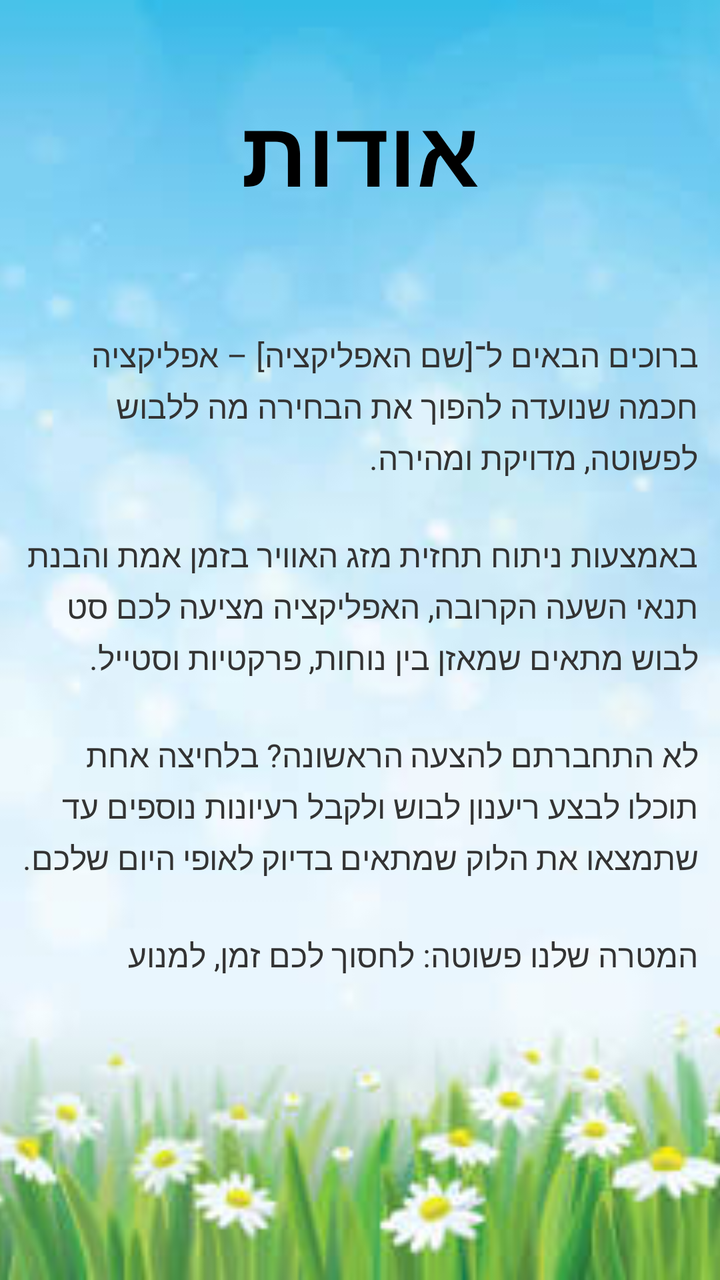
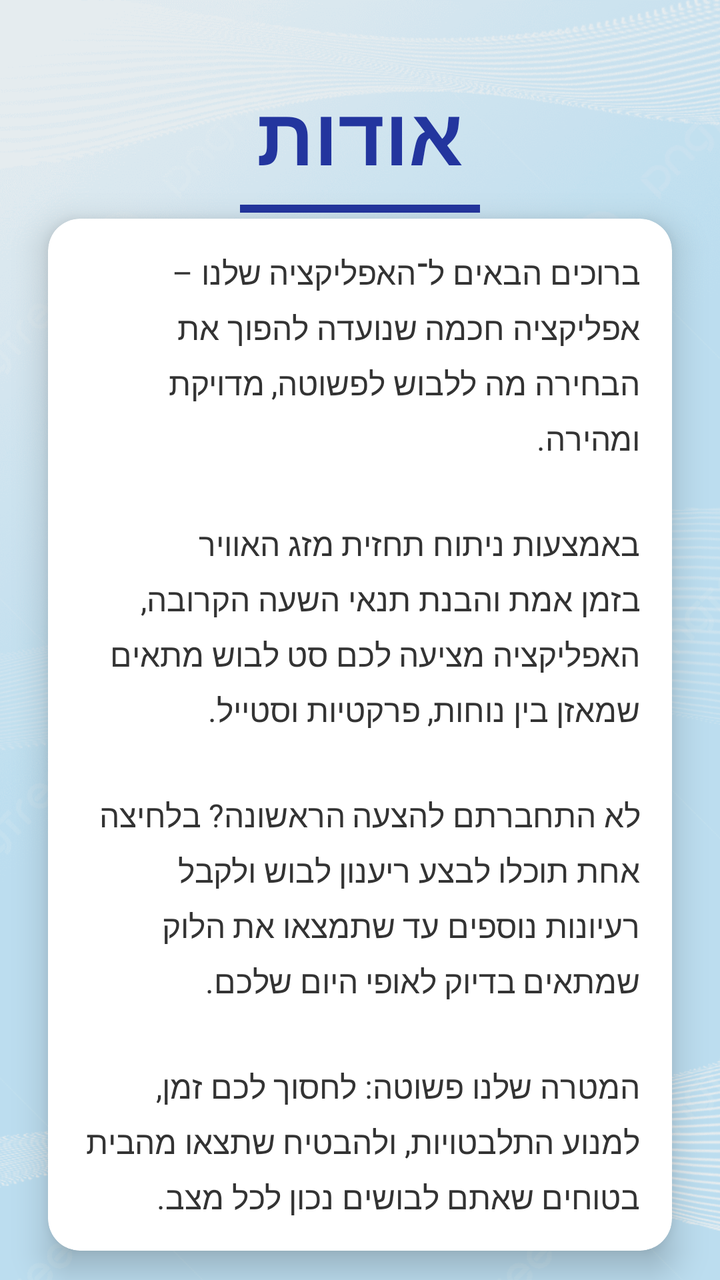

The first picture is an Android layout as it rendered before a commit; the second is the same layout after the commit. The layout source and the unified diff follow.
<!-- AndroidManifest.xml: application theme Theme.ProjectX -->
<!-- res/layout/activity_odotp.xml -->
<?xml version="1.0" encoding="utf-8"?>
<androidx.constraintlayout.widget.ConstraintLayout xmlns:android="http://schemas.android.com/apk/res/android"
    xmlns:app="http://schemas.android.com/apk/res-auto"
    xmlns:tools="http://schemas.android.com/tools"
    android:id="@+id/main"
    android:layout_width="match_parent"
    android:layout_height="match_parent"

    tools:context=".Odotp">

    <ImageView
        android:id="@+id/backgroundImage"
        android:layout_width="0dp"
        android:layout_height="0dp"
        android:scaleType="centerCrop"
        android:adjustViewBounds="true"
        android:src="@drawable/back5"
        android:clickable="false"
        android:focusable="false"
        app:layout_constraintTop_toTopOf="parent"
        app:layout_constraintBottom_toBottomOf="parent"
        app:layout_constraintStart_toStartOf="parent"
        app:layout_constraintEnd_toEndOf="parent" />


    <TextView
        android:id="@+id/titleAbout"
        android:layout_width="wrap_content"
        android:layout_height="wrap_content"
        android:layout_marginTop="44dp"
        android:gravity="center"
        android:text="אודות"
        android:textColor="#000000"
        android:textSize="46sp"
        android:textStyle="bold"
        app:layout_constraintEnd_toEndOf="parent"
        app:layout_constraintStart_toStartOf="parent"
         app:layout_constraintTop_toTopOf="parent" />

    <TextView
        android:id="@+id/aboutText"
        android:layout_width="338dp"
        android:layout_height="321dp"
        android:layout_marginTop="60dp"
        android:lineSpacingExtra="4dp"
        android:text="ברוכים הבאים ל־[שם האפליקציה] – אפליקציה חכמה שנועדה להפוך את הבחירה מה ללבוש לפשוטה, מדויקת ומהירה.\n\nבאמצעות ניתוח תחזית מזג האוויר בזמן אמת והבנת תנאי השעה הקרובה, האפליקציה מציעה לכם סט לבוש מתאים שמאזן בין נוחות, פרקטיות וסטייל.\n\nלא התחברתם להצעה הראשונה? בלחיצה אחת תוכלו לבצע ריענון לבוש ולקבל רעיונות נוספים עד שתמצאו את הלוק שמתאים בדיוק לאופי היום שלכם.\n\nהמטרה שלנו פשוטה: לחסוך לכם זמן, למנוע התלבטויות, ולהבטיח שתצאו מהבית בטוחים שאתם לבושים נכון לכל מצב."
        android:textColor="#333333"
        android:textSize="16sp"
        app:layout_constraintEnd_toEndOf="parent"
        app:layout_constraintHorizontal_bias="0.493"
        app:layout_constraintStart_toStartOf="parent"
        app:layout_constraintTop_toBottomOf="@+id/titleAbout" />

</androidx.constraintlayout.widget.ConstraintLayout>
<!-- resources referenced by this layout -->
<resources>
  <!-- drawable back5: jpg bitmap (drawable, 24611 bytes) -->
  <style name="Theme.ProjectX" parent="Base.Theme.ProjectX" />
  <style name="Base.Theme.ProjectX" parent="Theme.Material3.DayNight.NoActionBar">
          
          
      </style>
</resources>

<!-- the commit's change to res/layout/activity_odotp.xml (unified diff, before → after) -->
@@ -1,54 +1,80 @@
 <?xml version="1.0" encoding="utf-8"?>
-<androidx.constraintlayout.widget.ConstraintLayout xmlns:android="http://schemas.android.com/apk/res/android"
+<androidx.constraintlayout.widget.ConstraintLayout
+    xmlns:android="http://schemas.android.com/apk/res/android"
     xmlns:app="http://schemas.android.com/apk/res-auto"
-    xmlns:tools="http://schemas.android.com/tools"
     android:id="@+id/main"
     android:layout_width="match_parent"
-    android:layout_height="match_parent"
+    android:layout_height="match_parent">
 
-    tools:context=".Odotp">
-
+    
     <ImageView
         android:id="@+id/backgroundImage"
         android:layout_width="0dp"
         android:layout_height="0dp"
+        android:src="@drawable/back6"
         android:scaleType="centerCrop"
-        android:adjustViewBounds="true"
-        android:src="@drawable/back5"
-        android:clickable="false"
-        android:focusable="false"
         app:layout_constraintTop_toTopOf="parent"
         app:layout_constraintBottom_toBottomOf="parent"
         app:layout_constraintStart_toStartOf="parent"
-        app:layout_constraintEnd_toEndOf="parent" />
+        app:layout_constraintEnd_toEndOf="parent"/>
 
+    
+    <View
+        android:layout_width="0dp"
+        android:layout_height="0dp"
+        android:background="#10000000"
+        app:layout_constraintTop_toTopOf="parent"
+        app:layout_constraintBottom_toBottomOf="parent"
+        app:layout_constraintStart_toStartOf="parent"
+        app:layout_constraintEnd_toEndOf="parent"/>
 
+    
     <TextView
         android:id="@+id/titleAbout"
         android:layout_width="wrap_content"
         android:layout_height="wrap_content"
-        android:layout_marginTop="44dp"
-        android:gravity="center"
         android:text="אודות"
-        android:textColor="#000000"
-        android:textSize="46sp"
+        android:textSize="40sp"
         android:textStyle="bold"
+        android:textColor="#23359E"
+        app:layout_constraintTop_toTopOf="parent"
+        app:layout_constraintStart_toStartOf="parent"
         app:layout_constraintEnd_toEndOf="parent"
+        android:layout_marginTop="40dp"/>
+
+    
+    <View
+        android:layout_width="120dp"
+        android:layout_height="4dp"
+        android:background="#23359E"
+        app:layout_constraintTop_toBottomOf="@id/titleAbout"
         app:layout_constraintStart_toStartOf="parent"
-         app:layout_constraintTop_toTopOf="parent" />
+        app:layout_constraintEnd_toEndOf="parent"
+        android:layout_marginTop="8dp"/>
 
-    <TextView
-        android:id="@+id/aboutText"
-        android:layout_width="338dp"
-        android:layout_height="321dp"
-        android:layout_marginTop="60dp"
-        android:lineSpacingExtra="4dp"
-        android:text="ברוכים הבאים ל־[שם האפליקציה] – אפליקציה חכמה שנועדה להפוך את הבחירה מה ללבוש לפשוטה, מדויקת ומהירה.\n\nבאמצעות ניתוח תחזית מזג האוויר בזמן אמת והבנת תנאי השעה הקרובה, האפליקציה מציעה לכם סט לבוש מתאים שמאזן בין נוחות, פרקטיות וסטייל.\n\nלא התחברתם להצעה הראשונה? בלחיצה אחת תוכלו לבצע ריענון לבוש ולקבל רעיונות נוספים עד שתמצאו את הלוק שמתאים בדיוק לאופי היום שלכם.\n\nהמטרה שלנו פשוטה: לחסוך לכם זמן, למנוע התלבטויות, ולהבטיח שתצאו מהבית בטוחים שאתם לבושים נכון לכל מצב."
-        android:textColor="#333333"
-        android:textSize="16sp"
-        app:layout_constraintEnd_toEndOf="parent"
-        app:layout_constraintHorizontal_bias="0.493"
+    
+    <androidx.cardview.widget.CardView
+        android:id="@+id/cardAbout"
+        android:layout_width="0dp"
+        android:layout_height="wrap_content"
+        android:layout_margin="24dp"
+        app:cardCornerRadius="16dp"
+        app:cardElevation="10dp"
+        app:cardBackgroundColor="#FFFFFF"
+        app:layout_constraintTop_toBottomOf="@id/titleAbout"
+        app:layout_constraintBottom_toBottomOf="parent"
         app:layout_constraintStart_toStartOf="parent"
-        app:layout_constraintTop_toBottomOf="@+id/titleAbout" />
+        app:layout_constraintEnd_toEndOf="parent">
+
+        <TextView
+            android:id="@+id/aboutText"
+            android:layout_width="match_parent"
+            android:layout_height="wrap_content"
+            android:padding="16dp"
+            android:text="ברוכים הבאים ל־האפליקציה שלנו – אפליקציה חכמה שנועדה להפוך את הבחירה מה ללבוש לפשוטה, מדויקת ומהירה.\n\nבאמצעות ניתוח תחזית מזג האוויר בזמן אמת והבנת תנאי השעה הקרובה, האפליקציה מציעה לכם סט לבוש מתאים שמאזן בין נוחות, פרקטיות וסטייל.\n\nלא התחברתם להצעה הראשונה? בלחיצה אחת תוכלו לבצע ריענון לבוש ולקבל רעיונות נוספים עד שתמצאו את הלוק שמתאים בדיוק לאופי היום שלכם.\n\nהמטרה שלנו פשוטה: לחסוך לכם זמן, למנוע התלבטויות, ולהבטיח שתצאו מהבית בטוחים שאתם לבושים נכון לכל מצב."
+            android:textColor="#333333"
+            android:textSize="16sp"
+            android:lineSpacingExtra="6dp"/>
+    </androidx.cardview.widget.CardView>
 
 </androidx.constraintlayout.widget.ConstraintLayout>
<!-- resource entries referenced after the edit -->
@@ -1,6 +1,6 @@
 <!-- resources referenced by this layout -->
 <resources>
-  <!-- drawable back5: jpg bitmap (drawable, 24611 bytes) -->
+  <!-- drawable back6: jpg bitmap (drawable, 151864 bytes) -->
   <style name="Theme.ProjectX" parent="Base.Theme.ProjectX" />
   <style name="Base.Theme.ProjectX" parent="Theme.Material3.DayNight.NoActionBar">
           
